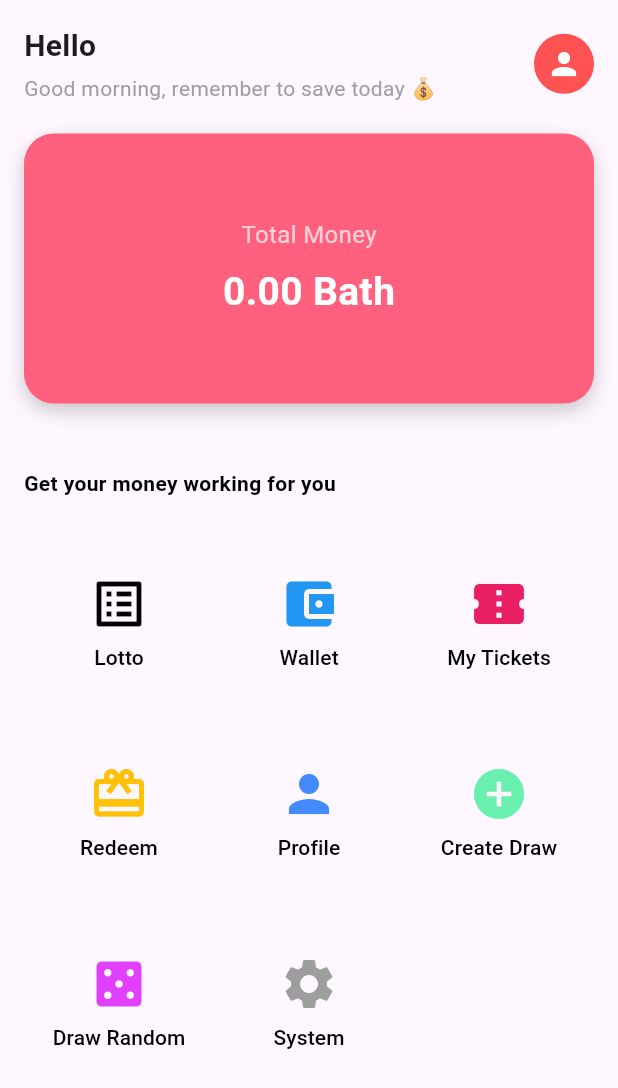
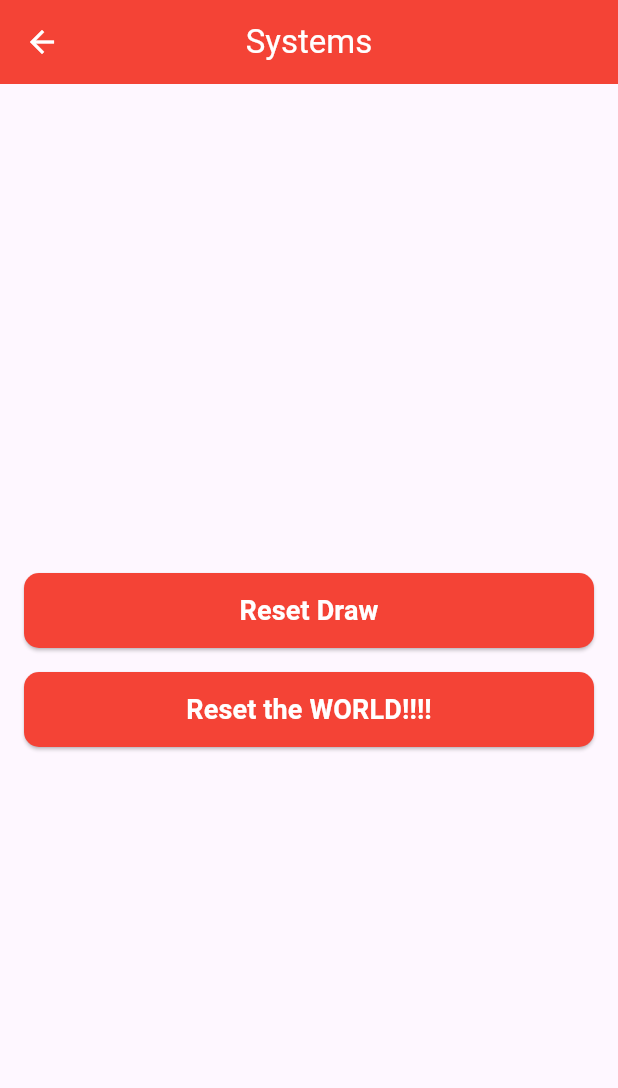
Before and after one commit to MunbodPRGRM/Lotto-app, a Flutter app: the HomeOwner screen opened directly with empty values, after a tap on "System", on a phone screen of 412 x 824 dp. Shown: the top 1088 px of the screen. Run offline on Flutter 3.47's test engine with Material 3 defaults, Android fonts, the phone set to English and light mode, and no system bars.

Commit message:
Add SystemOwnerPage for managing lotto resets; implement delete confirmation and API integration

```diff
--- a/lib/pages/home_owner.dart
+++ b/lib/pages/home_owner.dart
@@ -1,5 +1,6 @@
 import 'package:flutter/material.dart';
 import 'package:lotto_app/model/response/user_login_post_res.dart';
+import 'package:lotto_app/pages/system_owner.dart';
 
 class HomeOwner extends StatefulWidget {
   final User user;
@@ -235,7 +236,15 @@ class _HomeOwnerState extends State<HomeOwner> {
                     ),
                   ),
                   TextButton(
-                    onPressed: () => print("System clicked"),
+                    onPressed: () {
+                      Navigator.push(
+                        context,
+                        MaterialPageRoute(
+                          builder:
+                              (context) => SystemOwnerPage(user: widget.user),
+                        ),
+                      );
+                    },
                     child: Column(
                       mainAxisAlignment: MainAxisAlignment.center,
                       children: const [
--- /dev/null
+++ b/lib/pages/system_owner.dart
@@ -0,0 +1,162 @@
+import 'package:flutter/material.dart';
+import 'package:http/http.dart' as http;
+import 'package:lotto_app/config/internal_config.dart';
+import 'package:lotto_app/model/response/user_login_post_res.dart';
+
+class SystemOwnerPage extends StatefulWidget {
+  final User user;
+
+  const SystemOwnerPage({super.key, required this.user});
+
+  @override
+  State<SystemOwnerPage> createState() => _SystemOwnerPageState();
+}
+
+class _SystemOwnerPageState extends State<SystemOwnerPage> {
+  @override
+  Widget build(BuildContext context) {
+    return Scaffold(
+      appBar: AppBar(
+        leading: IconButton(
+          icon: const Icon(Icons.arrow_back, color: Colors.white),
+          onPressed: () {
+            Navigator.pop(context);
+          },
+        ),
+        title: const Text('Systems', style: TextStyle(color: Colors.white)),
+        centerTitle: true,
+        backgroundColor: const Color(0xFFF44336), // สีแดงอมชมพู
+        elevation: 0,
+      ),
+      body: Center(
+        child: Padding(
+          padding: const EdgeInsets.all(16.0),
+          child: Column(
+            mainAxisAlignment: MainAxisAlignment.center,
+            children: [
+              // ปุ่ม "Reset Draw"
+              SizedBox(
+                width: double.infinity,
+                height: 50,
+                child: ElevatedButton(
+                  onPressed: () {
+                    confirmDelete();
+                  },
+                  style: ElevatedButton.styleFrom(
+                    backgroundColor: const Color(0xFFF44336), // สีแดงอมชมพู
+                    shape: RoundedRectangleBorder(
+                      borderRadius: BorderRadius.circular(10.0),
+                    ),
+                  ),
+                  child: const Text(
+                    'Reset Draw',
+                    style: TextStyle(
+                      fontSize: 18,
+                      fontWeight: FontWeight.bold,
+                      color: Colors.white,
+                    ),
+                  ),
+                ),
+              ),
+              const SizedBox(height: 16),
+
+              // ปุ่ม "Reset the WORLD!!!!"
+              SizedBox(
+                width: double.infinity,
+                height: 50,
+                child: ElevatedButton(
+                  onPressed: () {},
+                  style: ElevatedButton.styleFrom(
+                    backgroundColor: const Color(0xFFF44336), // สีแดงอมชมพู
+                    shape: RoundedRectangleBorder(
+                      borderRadius: BorderRadius.circular(10.0),
+                    ),
+                  ),
+                  child: const Text(
+                    'Reset the WORLD!!!!',
+                    style: TextStyle(
+                      fontSize: 18,
+                      fontWeight: FontWeight.bold,
+                      color: Colors.white,
+                    ),
+                  ),
+                ),
+              ),
+            ],
+          ),
+        ),
+      ),
+    );
+  }
+
+  Future<void> confirmDelete() async {
+    final bool? confirm = await showDialog<bool>(
+      context: context,
+      builder:
+          (_) => AlertDialog(
+            title: const Text("ยืนยันการลบ"),
+            content: const Text("คุณแน่ใจหรือไม่ที่จะลบ Lotto ทั้งหมด?"),
+            actions: [
+              TextButton(
+                onPressed: () => Navigator.pop(context, false), // ไม่ลบ
+                child: const Text("ยกเลิก"),
+              ),
+              TextButton(
+                onPressed: () => Navigator.pop(context, true), // ยืนยันลบ
+                child: const Text("ลบ", style: TextStyle(color: Colors.red)),
+              ),
+            ],
+          ),
+    );
+
+    if (confirm == true) {
+      await deleteAll(); // เรียกฟังก์ชันลบจริง
+    }
+  }
+
+  Future<void> deleteAll() async {
+    final url = Uri.parse('$API_ENDPOINT/lotto/delete-all');
+    try {
+      final response = await http.post(
+        url,
+        headers: {"Content-Type": "application/json"},
+        body: '{"owner_id": ${widget.user.id}}',
+      );
+
+      if (response.statusCode == 200) {
+        // ลบเสร็จแล้ว → popup แจ้งเตือน
+        showDialog(
+          context: context,
+          builder:
+              (_) => AlertDialog(
+                title: const Text("สำเร็จ"),
+                content: const Text("ลบข้อมูล Lotto ทั้งหมดแล้ว"),
+                actions: [
+                  TextButton(
+                    onPressed: () => Navigator.pop(context),
+                    child: const Text("OK"),
+                  ),
+                ],
+              ),
+        );
+      } else {
+        showDialog(
+          context: context,
+          builder:
+              (_) => AlertDialog(
+                title: const Text("ผิดพลาด"),
+                content: Text("Error: ${response.body}"),
+                actions: [
+                  TextButton(
+                    onPressed: () => Navigator.pop(context),
+                    child: const Text("ปิด"),
+                  ),
+                ],
+              ),
+        );
+      }
+    } catch (e) {
+      debugPrint("Error: $e");
+    }
+  }
+}
```
